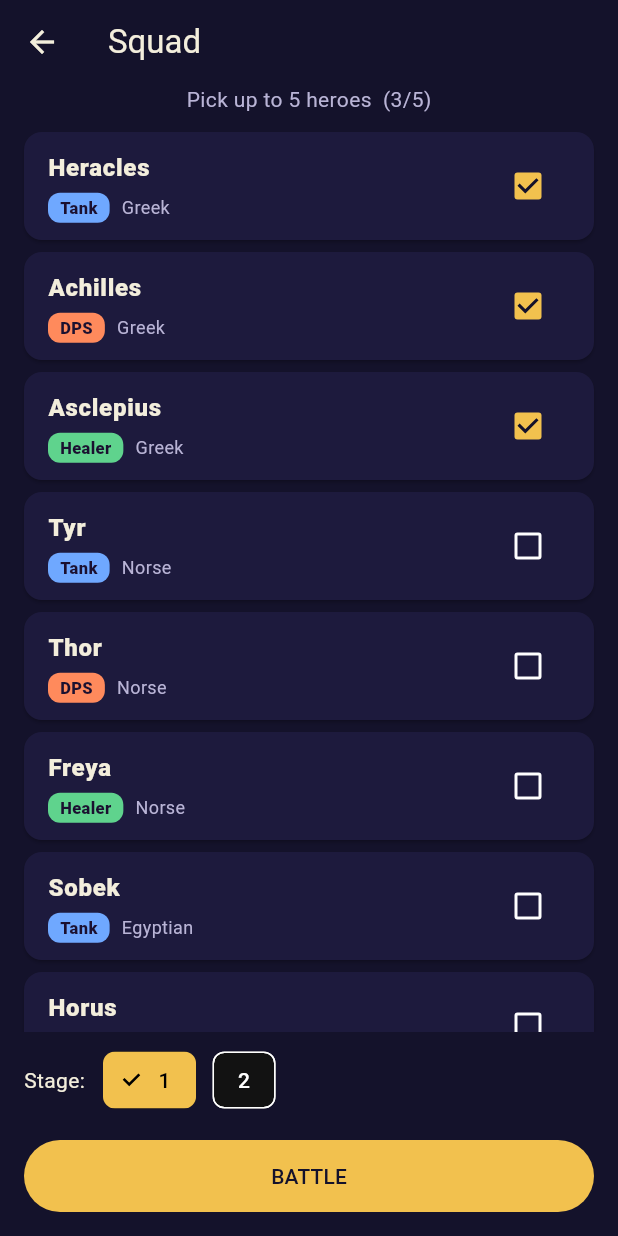
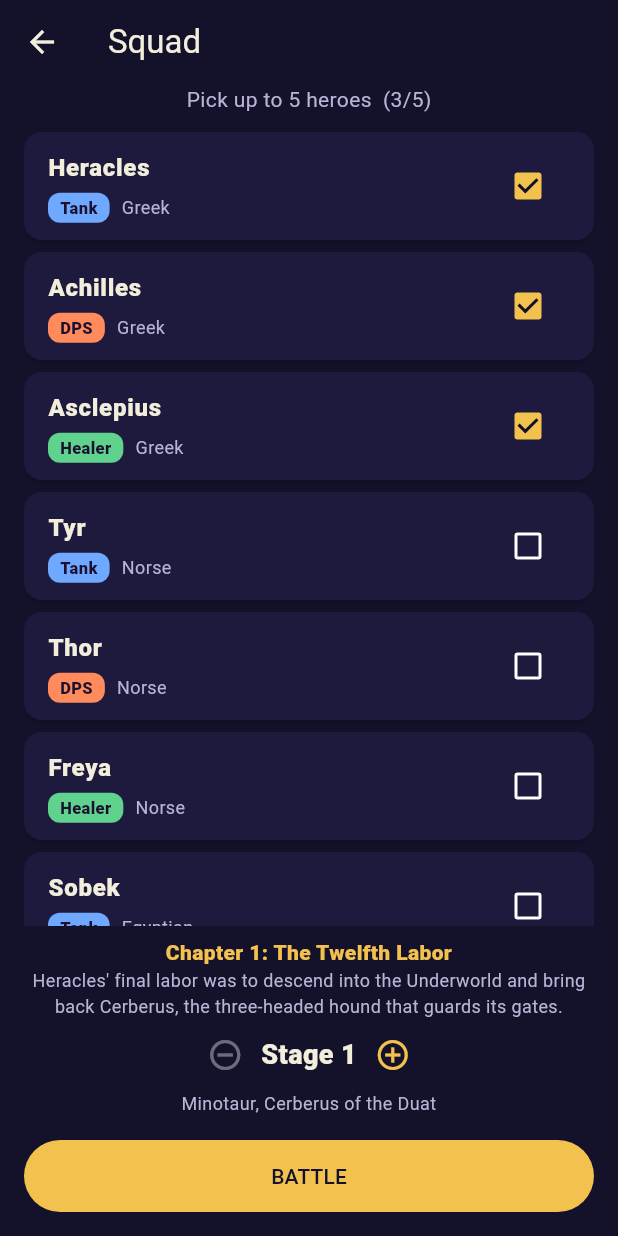
Before and after one commit to nikorobos/mythology-mobile-game, a Flutter app: the screen it shows after launch, after a tap on "BATTLE", on a phone screen of 412 x 824 dp. Run offline on Flutter 3.47's test engine with Material 3 defaults, Android fonts, the phone set to English and light mode, and no system bars.

Commit message:
Endless stages built from looping myth chapters with story intros
Co-Authored-By: Claude Sonnet 5.5 <noreply@anthropic.com>
Claude-Session: https://claude.ai/code/session_01L7XWLvGumBhk1qbYZRJRnP

```diff
--- a/assets/data/stages.json
+++ b/assets/data/stages.json
@@ -1,7 +1,16 @@
 {
-  "_note": "PLACEHOLDER difficulty. hpMult/atkMult scale every enemy of the stage.",
-  "stages": [
-    {"id": "stage_1", "enemies": ["minotaur", "shadow_jackal", "shadow_jackal", "fenrir", "ammit"], "hpMult": 1.0, "atkMult": 1.0},
-    {"id": "stage_2", "enemies": ["ammit", "cerberus_duat", "frost_sphinx", "minotaur", "fenrir"], "hpMult": 1.5, "atkMult": 1.3}
+  "_note": "PLACEHOLDER endless-stage settings. Stat of stage n = base * growth^(n-1). One chapter = one myth, bossEvery stages long, chapters loop forever.",
+  "bossEvery": 10,
+  "minSize": 2,
+  "maxSize": 5,
+  "growEveryStages": 2,
+  "hpGrowth": 1.08,
+  "atkGrowth": 1.06,
+  "bossHpMult": 3.0,
+  "bossAtkMult": 1.3,
+  "chapters": [
+    {"id": "twelfth_labor", "mythology": "greek", "pool": ["minotaur", "cerberus_duat"], "boss": "cerberus_duat"},
+    {"id": "ragnarok", "mythology": "norse", "pool": ["fenrir", "frost_sphinx"], "boss": "fenrir"},
+    {"id": "weighing_heart", "mythology": "egyptian", "pool": ["shadow_jackal", "ammit"], "boss": "ammit"}
   ]
 }
--- a/assets/i18n/en.json
+++ b/assets/i18n/en.json
@@ -99,5 +99,14 @@
   "myth.greek": "Greek",
   "myth.norse": "Norse",
   "myth.egyptian": "Egyptian",
-  "status.block": "BLOCKED"
+  "status.block": "BLOCKED",
+  "ui.boss": "BOSS",
+  "ui.enemies": "Enemies",
+  "chapter.twelfth_labor.title": "The Twelfth Labor",
+  "chapter.twelfth_labor.intro": "Heracles' final labor was to descend into the Underworld and bring back Cerberus, the three-headed hound that guards its gates.",
+  "chapter.ragnarok.title": "Ragnarok: The Wolf Breaks Free",
+  "chapter.ragnarok.intro": "In Norse myth, Ragnarok is the end of the world, when the wolf Fenrir breaks his chains and battles the gods.",
+  "chapter.weighing_heart.title": "The Weighing of the Heart",
+  "chapter.weighing_heart.intro": "In Egyptian belief, the heart of the dead was weighed against the feather of Ma'at. Ammit devoured the hearts of those found unworthy.",
+  "ui.chapter": "Chapter"
 }
--- a/lib/core/content.dart
+++ b/lib/core/content.dart
@@ -1,6 +1,7 @@
 import 'dart:convert';
 
 import 'models.dart';
+import 'stages.dart';
 
 /// Parses a JSON document of the form {"units": [ ... ]}.
 /// Pure Dart: the Flutter layer loads the asset string and passes it here.
@@ -17,11 +18,6 @@ Map<String, String> parseStrings(String jsonText) {
   return root.map((k, v) => MapEntry(k, v as String));
 }
 
-/// Parses {"stages": [ ... ]}.
-List<StageDef> parseStages(String jsonText) {
-  final root = jsonDecode(jsonText) as Map<String, dynamic>;
-  return [
-    for (final s in root['stages'] as List)
-      StageDef.fromJson(s as Map<String, dynamic>)
-  ];
-}
+/// Parses the endless-stage settings (assets/data/stages.json).
+StageConfig parseStageConfig(String jsonText) =>
+    StageConfig.fromJson(jsonDecode(jsonText) as Map<String, dynamic>);
--- a/lib/core/models.dart
+++ b/lib/core/models.dart
@@ -167,25 +167,3 @@ class Unit {
         ai: (json['ai'] as bool?) ?? false,
       );
 }
-
-/// One stage: enemy unit ids (may repeat) and difficulty multipliers.
-class StageDef {
-  const StageDef({
-    required this.id,
-    required this.enemies,
-    this.hpMult = 1.0,
-    this.atkMult = 1.0,
-  });
-
-  final String id;
-  final List<String> enemies;
-  final double hpMult;
-  final double atkMult;
-
-  factory StageDef.fromJson(Map<String, dynamic> json) => StageDef(
-        id: json['id'] as String,
-        enemies: List<String>.from(json['enemies'] as List),
-        hpMult: (json['hpMult'] as num?)?.toDouble() ?? 1.0,
-        atkMult: (json['atkMult'] as num?)?.toDouble() ?? 1.0,
-      );
-}
--- /dev/null
+++ b/lib/core/stages.dart
@@ -0,0 +1,120 @@
+// Pure Dart. Endless stages: any stage number n >= 1 is built from a few
+// growth settings and a looping list of myth chapters, so the game never
+// runs out of content. Deterministic.
+
+import 'dart:math' show min, pow;
+
+import 'models.dart';
+
+/// One chapter = one myth event, played over [StageConfig.bossEvery] stages
+/// and ending with a boss. Texts live in the string tables:
+/// chapter.<id>.title and chapter.<id>.intro.
+class ChapterDef {
+  const ChapterDef({
+    required this.id,
+    required this.mythology,
+    required this.pool,
+    required this.boss,
+  });
+
+  final String id;
+  final String mythology;
+
+  /// Monster ids used on normal stages of this chapter.
+  final List<String> pool;
+
+  /// Monster id of the chapter boss.
+  final String boss;
+
+  String get titleKey => 'chapter.$id.title';
+  String get introKey => 'chapter.$id.intro';
+
+  factory ChapterDef.fromJson(Map<String, dynamic> j) => ChapterDef(
+        id: j['id'] as String,
+        mythology: j['mythology'] as String,
+        pool: List<String>.from(j['pool'] as List),
+        boss: j['boss'] as String,
+      );
+}
+
+class StageConfig {
+  const StageConfig({
+    required this.chapters,
+    this.bossEvery = 10,
+    this.minSize = 2,
+    this.maxSize = 5,
+    this.growEveryStages = 2,
+    this.hpGrowth = 1.08,
+    this.atkGrowth = 1.06,
+    this.bossHpMult = 3.0,
+    this.bossAtkMult = 1.3,
+  });
+
+  /// Chapters loop forever: chapter 4 reuses chapter 1's myth with stronger
+  /// enemies (growth keeps compounding).
+  final List<ChapterDef> chapters;
+  final int bossEvery;
+  final int minSize;
+  final int maxSize;
+
+  /// Enemy count grows by one every this many stages, from minSize to maxSize.
+  final int growEveryStages;
+
+  /// Per-stage multipliers, compounding: stat * growth^(stage - 1).
+  final double hpGrowth;
+  final double atkGrowth;
+  final double bossHpMult;
+  final double bossAtkMult;
+
+  factory StageConfig.fromJson(Map<String, dynamic> j) => StageConfig(
+        chapters: [
+          for (final c in j['chapters'] as List)
+            ChapterDef.fromJson(c as Map<String, dynamic>)
+        ],
+        bossEvery: (j['bossEvery'] as int?) ?? 10,
+        minSize: (j['minSize'] as int?) ?? 2,
+        maxSize: (j['maxSize'] as int?) ?? 5,
+        growEveryStages: (j['growEveryStages'] as int?) ?? 2,
+        hpGrowth: (j['hpGrowth'] as num?)?.toDouble() ?? 1.08,
+        atkGrowth: (j['atkGrowth'] as num?)?.toDouble() ?? 1.06,
+        bossHpMult: (j['bossHpMult'] as num?)?.toDouble() ?? 3.0,
+        bossAtkMult: (j['bossAtkMult'] as num?)?.toDouble() ?? 1.3,
+      );
+}
+
+bool isBossStage(int stage, StageConfig c) => stage % c.bossEvery == 0;
+
+/// Chapter number, 1-based and unbounded: stages 1..bossEvery = chapter 1.
+int chapterNumber(int stage, StageConfig c) => (stage - 1) ~/ c.bossEvery + 1;
+
+/// The myth chapter played at [stage] (loops through the list).
+ChapterDef chapterAt(int stage, StageConfig c) =>
+    c.chapters[(chapterNumber(stage, c) - 1) % c.chapters.length];
+
+double _growth(double rate, int stage) =>
+    min(pow(rate, stage - 1).toDouble(), 1e9);
+
+/// Enemy team for [stage] (1-based).
+List<Unit> buildStage(int stage, List<Unit> monsters, StageConfig c) {
+  if (stage < 1) throw ArgumentError.value(stage, 'stage', 'must be >= 1');
+  Unit byId(String id) => monsters.firstWhere((m) => m.id == id);
+  final chapter = chapterAt(stage, c);
+  final hp = _growth(c.hpGrowth, stage);
+  final atk = _growth(c.atkGrowth, stage);
+
+  if (isBossStage(stage, c)) {
+    return [
+      byId(chapter.boss).scaled(hp: hp * c.bossHpMult, atk: atk * c.bossAtkMult),
+      for (var i = 0; i < c.maxSize - 1; i++)
+        byId(chapter.pool[(stage - 1 + i) % chapter.pool.length])
+            .scaled(hp: hp, atk: atk),
+    ];
+  }
+
+  final size = min(c.maxSize, c.minSize + (stage - 1) ~/ c.growEveryStages);
+  return [
+    for (var i = 0; i < size; i++)
+      byId(chapter.pool[(stage - 1 + i) % chapter.pool.length])
+          .scaled(hp: hp, atk: atk),
+  ];
+}
--- a/lib/game_content.dart
+++ b/lib/game_content.dart
@@ -2,36 +2,33 @@ import 'package:flutter/services.dart' show rootBundle;
 
 import 'core/content.dart';
 import 'core/models.dart';
+import 'core/stages.dart';
 import 'l10n/strings.dart';
 
 const int maxSquadSize = 5;
 
 class GameContent {
-  const GameContent(this.heroes, this.monsters, this.stages, this.strings);
+  const GameContent(this.heroes, this.monsters, this.stageConfig, this.strings);
 
   final List<Unit> heroes;
   final List<Unit> monsters;
-  final List<StageDef> stages;
+  final StageConfig stageConfig;
   final Strings strings;
 
-  /// Enemy team of a stage, with the stage's difficulty multipliers applied.
-  List<Unit> enemiesForStage(int stage) => enemiesFor(monsters, stages[stage]);
+  /// Enemy team for any stage number (endless).
+  List<Unit> enemiesForStage(int stage) =>
+      buildStage(stage, monsters, stageConfig);
+
+  bool isBoss(int stage) => isBossStage(stage, stageConfig);
 }
-
-List<Unit> enemiesFor(List<Unit> monsters, StageDef stage) => [
-      for (final id in stage.enemies)
-        monsters
-            .firstWhere((m) => m.id == id)
-            .scaled(hp: stage.hpMult, atk: stage.atkMult),
-    ];
 
 Future<GameContent> loadGameContent() async {
   final heroes =
       parseUnits(await rootBundle.loadString('assets/data/heroes.json'));
   final monsters =
       parseUnits(await rootBundle.loadString('assets/data/monsters.json'));
-  final stages =
-      parseStages(await rootBundle.loadString('assets/data/stages.json'));
+  final config =
+      parseStageConfig(await rootBundle.loadString('assets/data/stages.json'));
   final strings = await Strings.load();
-  return GameContent(heroes, monsters, stages, strings);
+  return GameContent(heroes, monsters, config, strings);
 }
--- a/lib/ui/squad_screen.dart
+++ b/lib/ui/squad_screen.dart
@@ -1,5 +1,6 @@
 import 'package:flutter/material.dart';
 
+import '../core/stages.dart';
 import '../game_content.dart';
 import 'battle_screen.dart';
 
@@ -22,7 +23,7 @@ class _SquadScreenState extends State<SquadScreen> {
   // Default squad: the first three heroes.
   late final Set<String> _selected =
       widget.content.heroes.take(3).map((h) => h.id).toSet();
-  int _stage = 0;
+  int _stage = 1;
 
   @override
   Widget build(BuildContext context) {
@@ -99,21 +100,52 @@ class _SquadScreenState extends State<SquadScreen> {
             ),
             Padding(
               padding: const EdgeInsets.fromLTRB(16, 8, 16, 0),
-              child: Row(
+              child: Column(
                 children: [
-                  Text('${s.t('ui.stage')}:',
-                      style: const TextStyle(color: _cream)),
-                  const SizedBox(width: 12),
-                  for (var i = 0; i < c.stages.length; i++)
-                    Padding(
-                      padding: const EdgeInsets.only(right: 8),
-                      child: ChoiceChip(
-                        label: Text('${i + 1}'),
-                        selected: _stage == i,
-                        selectedColor: _gold,
-                        onSelected: (_) => setState(() => _stage = i),
+                  Text(
+                    '${s.t('ui.chapter')} ${chapterNumber(_stage, c.stageConfig)}: '
+                    '${s.t(chapterAt(_stage, c.stageConfig).titleKey)}',
+                    textAlign: TextAlign.center,
+                    style: const TextStyle(
+                        color: _gold, fontWeight: FontWeight.w800),
+                  ),
+                  Text(
+                    s.t(chapterAt(_stage, c.stageConfig).introKey),
+                    textAlign: TextAlign.center,
+                    style: const TextStyle(color: _muted, fontSize: 12),
+                  ),
+                  Row(
+                    mainAxisAlignment: MainAxisAlignment.center,
+                    children: [
+                      IconButton(
+                        onPressed:
+                            _stage > 1 ? () => setState(() => _stage--) : null,
+                        icon: const Icon(Icons.remove_circle_outline),
+                        color: _gold,
                       ),
-                    ),
+                      Text(
+                        '${s.t('ui.stage')} $_stage'
+                        '${c.isBoss(_stage) ? '  -  ${s.t('ui.boss')}' : ''}',
+                        style: const TextStyle(
+                            color: _cream,
+                            fontSize: 18,
+                            fontWeight: FontWeight.w800),
+                      ),
+                      IconButton(
+                        onPressed: () => setState(() => _stage++),
+                        icon: const Icon(Icons.add_circle_outline),
+                        color: _gold,
+                      ),
+                    ],
+                  ),
+                  Text(
+                    c
+                        .enemiesForStage(_stage)
+                        .map((u) => s.t(u.nameKey))
+                        .join(', '),
+                    textAlign: TextAlign.center,
+                    style: const TextStyle(color: _muted, fontSize: 12),
+                  ),
                 ],
               ),
             ),
```
Also changed, not shown: assets/i18n/el.json (+10 -1 lines), 1 other file.
